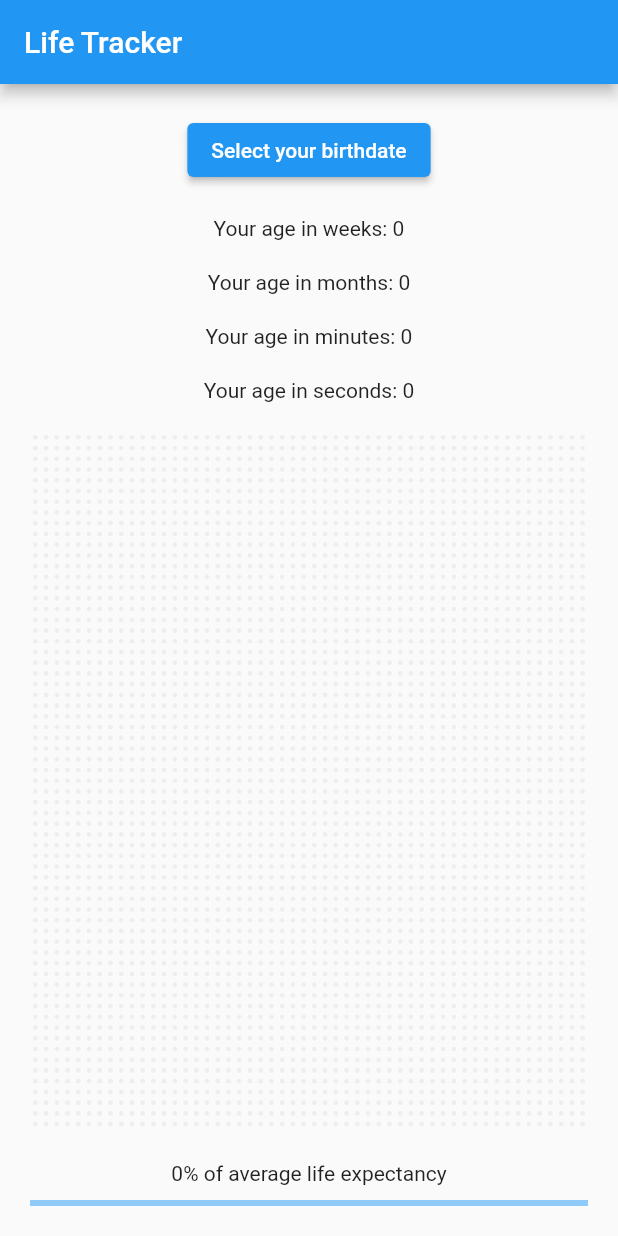
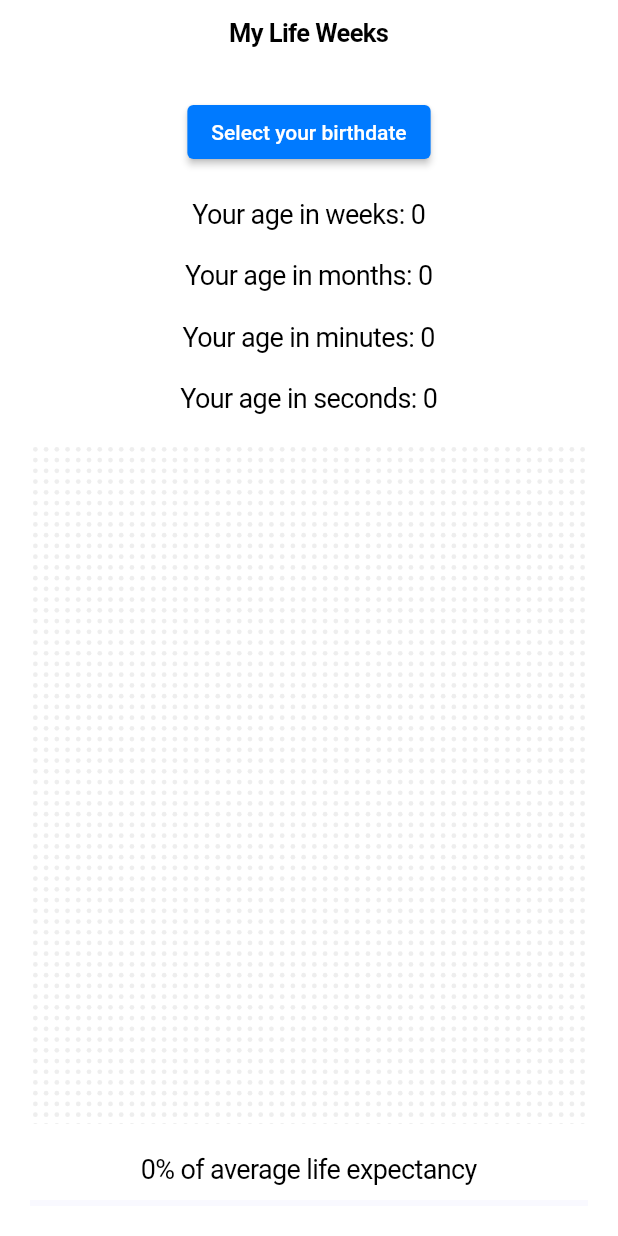
Before and after one commit to sharsheevnursultan/one_live, a Flutter app: the screen it shows after launch, on a phone screen of 412 x 824 dp. Run offline on Flutter 3.47's test engine with Material 2 defaults, Android fonts, the phone set to English and light mode, and no system bars.

Commit message:
Update main.dart

```diff
--- a/lib/main.dart
+++ b/lib/main.dart
@@ -1,7 +1,20 @@
+import 'package:flutter/cupertino.dart';
+import 'package:flutter/material.dart';
+import 'package:intl/intl.dart';
 
-import 'package:flutter/material.dart';
+void main() => runApp(CupertinoApp(home: LifeTracker()));
 
-void main() => runApp(MaterialApp(home: LifeTracker()));
+class MyApp extends StatelessWidget {
+  const MyApp({super.key});
+
+  @override
+  Widget build(BuildContext context) {
+    return CupertinoApp(
+      title: 'My Life Weeks',
+      home: LifeTracker(),
+    );
+  }
+}
 
 class LifeTracker extends StatefulWidget {
   @override
@@ -60,17 +73,21 @@ class _LifeTrackerState extends State<LifeTracker> {
     double percentComplete = _ageInSeconds / (80 * 365 * 24 * 60 * 60);
     int percentCompleteRounded = (percentComplete * 100).round();
 
-    return Scaffold(
-      appBar: AppBar(
-        title: Text('Life Tracker'),
+    return CupertinoPageScaffold(
+      navigationBar: const CupertinoNavigationBar(
+        middle: Text('My Life Weeks'),
       ),
-      body: Padding(
+      child: SafeArea(child:
+      Padding(
         padding: EdgeInsets.all(20),
+        child: Center(
           child: Column(
+            mainAxisAlignment: MainAxisAlignment.center,
             children: [
               ElevatedButton(
-              child: Text('Select your birthdate'),
-              onPressed: () async {
+                child: const Text('Select your birthdate'),
+
+                onPressed: ()  async {
                   DateTime? selectedDate = await showDatePicker(
                     context: context,
                         initialDate: DateTime.now(),
@@ -80,15 +97,25 @@ class _LifeTrackerState extends State<LifeTracker> {
                   _updateAgeInWeeks(selectedDate!);
                   _updateAgeInOtherUnits(selectedDate);
                 },
+
               ),
               SizedBox(height: 20),
-            Text(textAlign: TextAlign.start,'Your age in weeks: $_ageInWeeks'),
+              Text(
+                  style: TextStyle(fontSize: 18.0),
+                  textAlign: TextAlign.start,
+                  'Your age in weeks: $_ageInWeeks'),
               SizedBox(height: 20),
-            Text('Your age in months: $_ageInMonths'),
+              Text(
+                  style: TextStyle(fontSize: 18.0),
+                  'Your age in months: $_ageInMonths'),
               SizedBox(height: 20),
-            Text('Your age in minutes: $_ageInMinutes'),
+              Text(
+                  style: TextStyle(fontSize: 18.0),
+                  'Your age in minutes: $_ageInMinutes'),
               SizedBox(height: 20),
-            Text('Your age in seconds: $_ageInSeconds'),
+              Text(
+                  style: TextStyle(fontSize: 18.0),
+                  'Your age in seconds: $_ageInSeconds'),
               SizedBox(height: 20),
               Expanded(
                 child: GridView.count(
@@ -97,12 +124,15 @@ class _LifeTrackerState extends State<LifeTracker> {
                 ),
               ),
               SizedBox(height: 20),
-            Text('$percentCompleteRounded% of average life expectancy'),
+              Text(
+                  style: TextStyle(fontSize: 18.0),
+                  '$percentCompleteRounded% of average life expectancy'),
               SizedBox(height: 10),
               LinearProgressIndicator(value: percentComplete),
             ],
           ),
         ),
+      ), ),
     );
   }
 }
```
Lines whose indentation alone changed are shown as unchanged.
